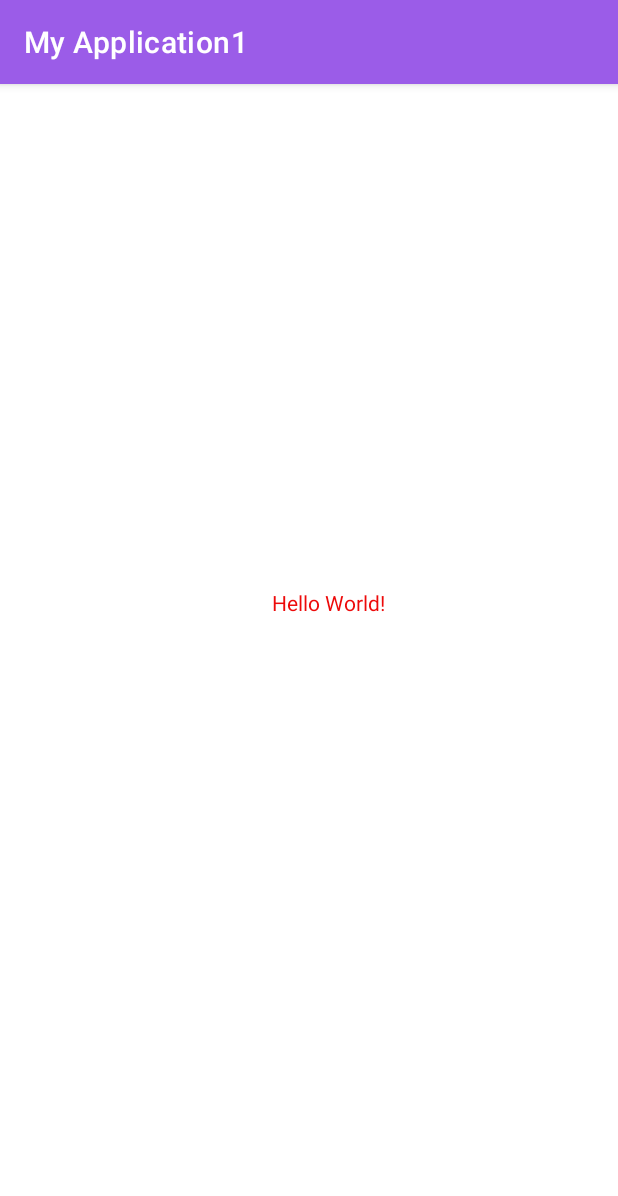
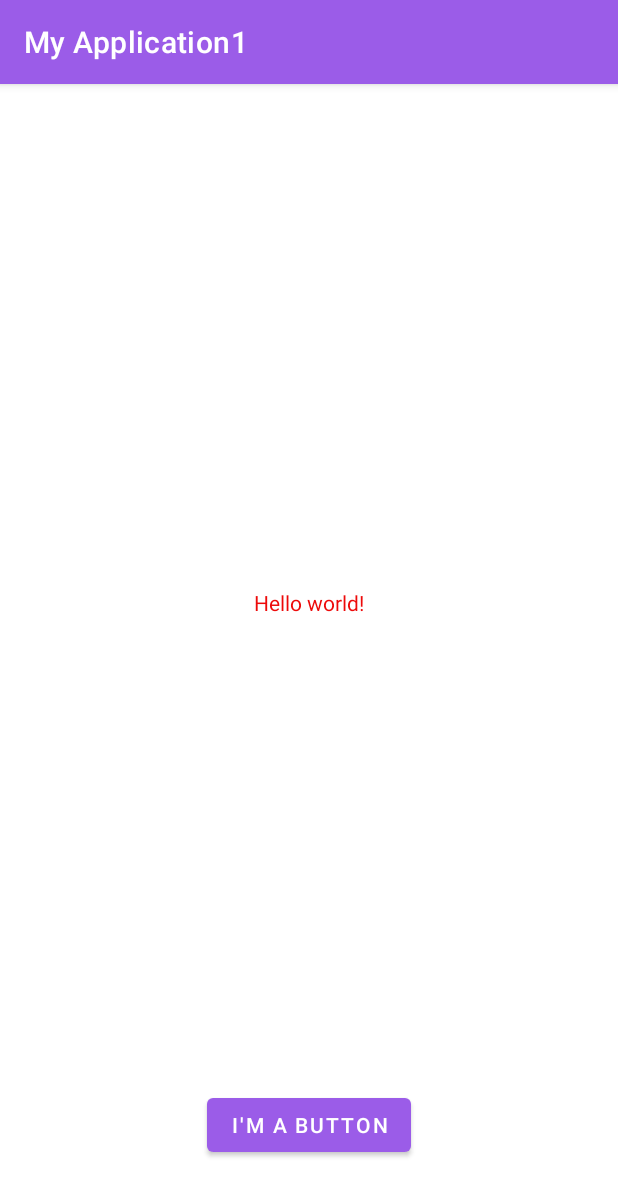
Before and after one commit to yangliu-lyla/MyApplication1, an Android app: the screen it shows after launch (MainActivity), on a phone screen of 412 x 824 dp. Shown: the top 1196 px of the screen. Run offline under Robolectric (Android 15) with nearby library versions, the phone set to English and light mode, and no system bars.

Commit message:
Third Commit: added a button and chinese language support

```diff
--- a/app/src/main/res/layout/activity_main.xml
+++ b/app/src/main/res/layout/activity_main.xml
@@ -9,12 +9,22 @@
     <TextView
         android:layout_width="wrap_content"
         android:layout_height="wrap_content"
-        android:text="Hello World!"
+        android:text="@string/hello_message"
         app:layout_constraintBottom_toBottomOf="parent"
         app:layout_constraintEnd_toEndOf="parent"
-        app:layout_constraintHorizontal_bias="0.538"
+        app:layout_constraintHorizontal_bias="0.5"
         app:layout_constraintStart_toStartOf="parent"
         app:layout_constraintTop_toTopOf="parent"
         app:layout_constraintVertical_bias="0.449" />
 
+    <Button
+        android:layout_width="wrap_content"
+        android:layout_height="wrap_content"
+        android:layout_marginBottom="50dp"
+        android:text="@string/button_message"
+        app:layout_constraintBottom_toBottomOf="parent"
+        app:layout_constraintEnd_toEndOf="parent"
+        app:layout_constraintHorizontal_bias="0.5"
+        app:layout_constraintStart_toStartOf="parent" />
+
 </androidx.constraintlayout.widget.ConstraintLayout>
--- a/app/src/main/res/values/strings.xml
+++ b/app/src/main/res/values/strings.xml
@@ -1,3 +1,5 @@
 <resources>
     <string name="app_name">My Application1</string>
+    <string name="hello_message">Hello world!</string>
+    <string name="button_message" translatable="false">I\'m a button</string>
 </resources>
```
Also changed, not shown: 1 other file.
